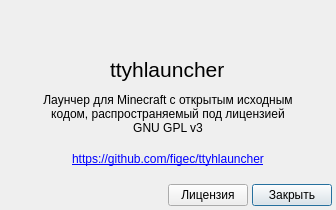
Qt form aboutdialog.ui (dngulin/ttyhlauncher) before a commit.
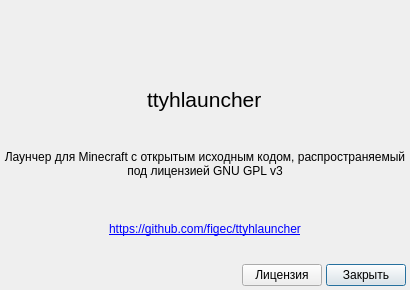
The same form after that commit. Icons and pictures are not drawn.

Commit message: Word wrap in AboutDialog

Diff of the .ui file:
```diff
--- a/aboutdialog.ui
+++ b/aboutdialog.ui
@@ -6,8 +6,8 @@
    <rect>
     <x>0</x>
     <y>0</y>
-    <width>336</width>
-    <height>210</height>
+    <width>410</width>
+    <height>290</height>
    </rect>
   </property>
   <property name="windowTitle">
@@ -61,16 +61,13 @@
      </property>
     </widget>
    </item>
-   <item alignment="Qt::AlignHCenter">
+   <item>
     <widget class="QLabel" name="descriptionLabel">
-     <property name="maximumSize">
-      <size>
-       <width>336</width>
-       <height>16777215</height>
-      </size>
-     </property>
      <property name="text">
-      <string>&lt;html&gt;&lt;head/&gt;&lt;body&gt;&lt;p align=&quot;center&quot;&gt;Лаунчер для Minecraft с открытым исходным &lt;br/&gt;кодом, распространяемый под лицензией&lt;br/&gt;GNU GPL v3&lt;/p&gt;&lt;/body&gt;&lt;/html&gt;</string>
+      <string>&lt;html&gt;&lt;head/&gt;&lt;body&gt;&lt;p align=&quot;center&quot;&gt;Лаунчер для Minecraft с открытым исходным кодом, распространяемый под лицензией GNU GPL v3&lt;/p&gt;&lt;/body&gt;&lt;/html&gt;</string>
+     </property>
+     <property name="wordWrap">
+      <bool>true</bool>
      </property>
     </widget>
    </item>
```
Left out of the diff: 2 changed lines with no effect on the pictures.
